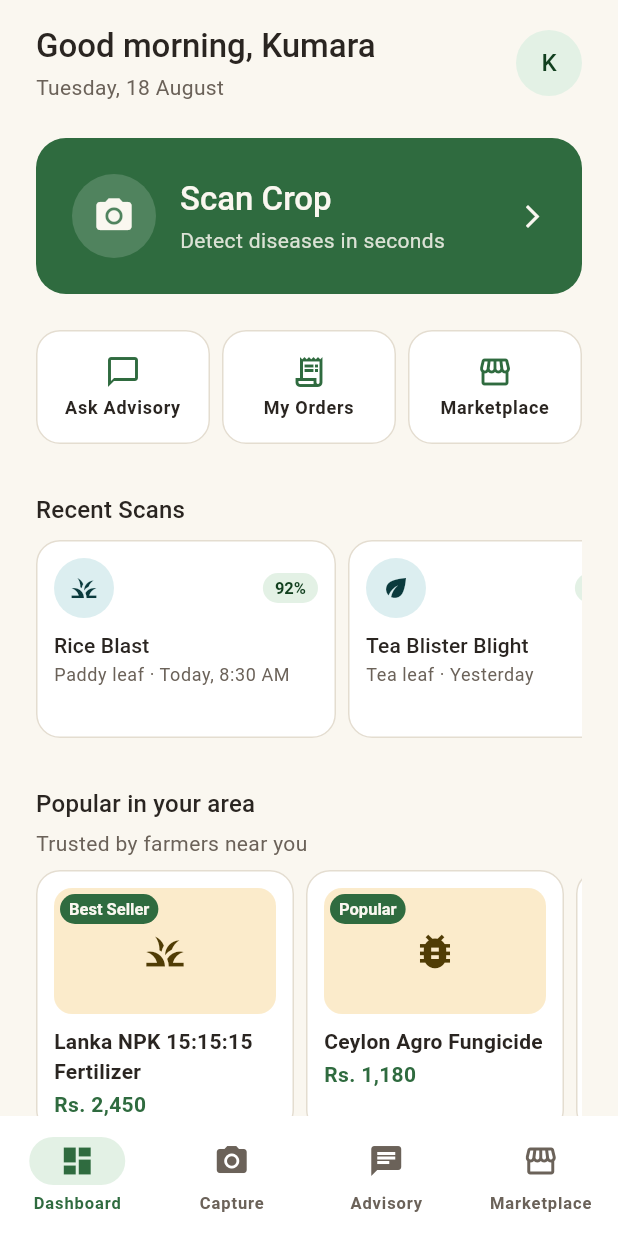
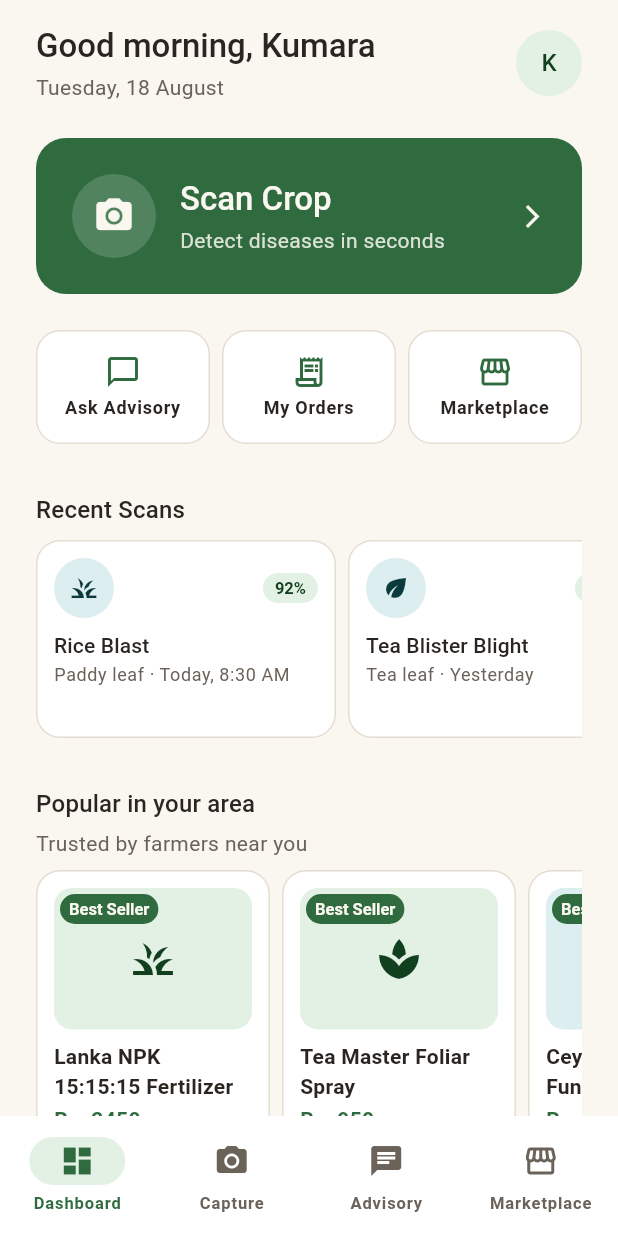
Before and after one commit to Chathuranga-Jayamal/govi-ai, a Flutter app: the screen it shows after launch, on a phone screen of 412 x 824 dp. Run offline on Flutter 3.47's test engine with Material 3 defaults, Android fonts, the phone set to English and light mode, and no system bars; our stand-ins replace go_router, image_picker.

Commit message:
Unify Dashboard best-sellers with Marketplace product model and cart

```diff
--- a/mobile_app/lib/features/dashboard/presentation/screens/dashboard_screen.dart
+++ b/mobile_app/lib/features/dashboard/presentation/screens/dashboard_screen.dart
@@ -3,6 +3,8 @@ import 'package:go_router/go_router.dart';
 
 import '../../../../core/theme/app_colors.dart';
 import '../../../../core/theme/app_theme.dart';
+import '../../../marketplace/domain/product.dart';
+import '../../../marketplace/presentation/widgets/product_card.dart';
 
 class _RecentScan {
   const _RecentScan({
@@ -17,20 +19,6 @@ class _RecentScan {
   final String cropLabel;
   final String dateLabel;
   final int confidencePercent;
-  final IconData icon;
-}
-
-class _Product {
-  const _Product({
-    required this.name,
-    required this.priceLabel,
-    required this.badgeLabel,
-    required this.icon,
-  });
-
-  final String name;
-  final String priceLabel;
-  final String badgeLabel;
   final IconData icon;
 }
 
@@ -51,38 +39,9 @@ const List<_RecentScan> _recentScans = [
   ),
 ];
 
-const List<_Product> _popularProducts = [
-  _Product(
-    name: 'Lanka NPK 15:15:15 Fertilizer',
-    priceLabel: 'Rs. 2,450',
-    badgeLabel: 'Best Seller',
-    icon: Icons.grass,
-  ),
-  _Product(
-    name: 'Ceylon Agro Fungicide',
-    priceLabel: 'Rs. 1,180',
-    badgeLabel: 'Popular',
-    icon: Icons.bug_report,
-  ),
-  _Product(
-    name: 'Tea Master Foliar Spray',
-    priceLabel: 'Rs. 950',
-    badgeLabel: 'Popular',
-    icon: Icons.spa,
-  ),
-  _Product(
-    name: 'Coco Grow Dolomite',
-    priceLabel: 'Rs. 1,650',
-    badgeLabel: 'Best Seller',
-    icon: Icons.eco,
-  ),
-  _Product(
-    name: 'Nawaloka Rice Guard',
-    priceLabel: 'Rs. 1,320',
-    badgeLabel: 'Popular',
-    icon: Icons.shield_outlined,
-  ),
-];
+final List<Product> _popularProducts = mockProducts
+    .where((product) => product.isBestSeller)
+    .toList();
 
 const List<String> _weekdayNames = [
   'Monday',
@@ -120,9 +79,9 @@ class DashboardScreen extends StatelessWidget {
   }
 
   void _showComingSoon(BuildContext context) {
-    ScaffoldMessenger.of(context).showSnackBar(
-      const SnackBar(content: Text('Coming soon')),
-    );
+    ScaffoldMessenger.of(
+      context,
+    ).showSnackBar(const SnackBar(content: Text('Coming soon')));
   }
 
   @override
@@ -297,14 +256,25 @@ class DashboardScreen extends StatelessWidget {
               ),
               const SizedBox(height: AppSpacing.sm),
               SizedBox(
-                height: 176,
+                height: 196,
                 child: ListView.separated(
                   scrollDirection: Axis.horizontal,
                   itemCount: _popularProducts.length,
                   separatorBuilder: (_, _) =>
                       const SizedBox(width: AppSpacing.sm),
-                  itemBuilder: (context, index) =>
-                      _ProductCard(product: _popularProducts[index]),
+                  itemBuilder: (context, index) {
+                    final Product product = _popularProducts[index];
+                    return SizedBox(
+                      width: 156,
+                      child: ProductCard(
+                        product: product,
+                        onTap: () => context.push(
+                          '/marketplace/product',
+                          extra: product,
+                        ),
+                      ),
+                    );
+                  },
                 ),
               ),
             ],
@@ -432,82 +402,3 @@ class _RecentScanCard extends StatelessWidget {
     );
   }
 }
-
-class _ProductCard extends StatelessWidget {
-  const _ProductCard({required this.product});
-
-  final _Product product;
-
-  @override
-  Widget build(BuildContext context) {
-    final ThemeData theme = Theme.of(context);
-
-    return Card(
-      child: Padding(
-        padding: const EdgeInsets.all(AppSpacing.sm + AppSpacing.xs),
-        child: SizedBox(
-          width: 148,
-          child: Column(
-            crossAxisAlignment: CrossAxisAlignment.start,
-            children: [
-              Stack(
-                children: [
-                  Container(
-                    height: 84,
-                    width: double.infinity,
-                    alignment: Alignment.center,
-                    decoration: BoxDecoration(
-                      color: AppColors.turmericGoldContainer,
-                      borderRadius: BorderRadius.circular(12),
-                    ),
-                    child: Icon(
-                      product.icon,
-                      color: AppColors.turmericGoldOnContainer,
-                      size: 30,
-                    ),
-                  ),
-                  Positioned(
-                    top: AppSpacing.xs,
-                    left: AppSpacing.xs,
-                    child: Container(
-                      padding: const EdgeInsets.symmetric(
-                        horizontal: AppSpacing.sm - 2,
-                        vertical: 2,
-                      ),
-                      decoration: BoxDecoration(
-                        color: AppColors.paddyGreen,
-                        borderRadius: BorderRadius.circular(20),
-                      ),
-                      child: Text(
-                        product.badgeLabel,
-                        style: theme.textTheme.labelSmall?.copyWith(
-                          color: AppColors.riceHusk,
-                          letterSpacing: 0,
-                        ),
-                      ),
-                    ),
-                  ),
-                ],
-              ),
-              const SizedBox(height: AppSpacing.sm),
-              Text(
-                product.name,
-                maxLines: 2,
-                overflow: TextOverflow.ellipsis,
-                style: theme.textTheme.labelLarge,
-              ),
-              const SizedBox(height: 2),
-              Text(
-                product.priceLabel,
-                style: theme.textTheme.bodyMedium?.copyWith(
-                  color: AppColors.paddyGreen,
-                  fontWeight: FontWeight.w600,
-                ),
-              ),
-            ],
-          ),
-        ),
-      ),
-    );
-  }
-}
```
